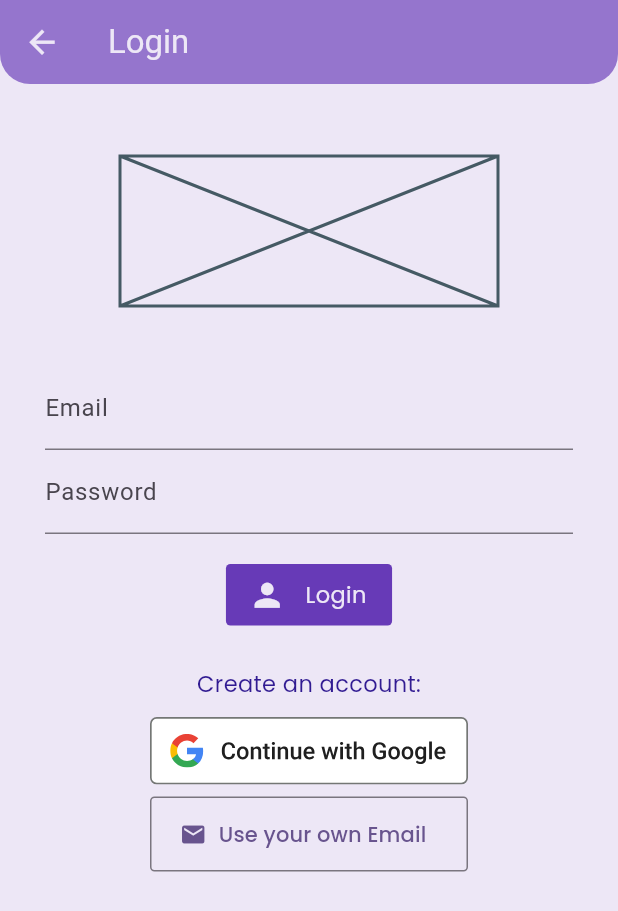
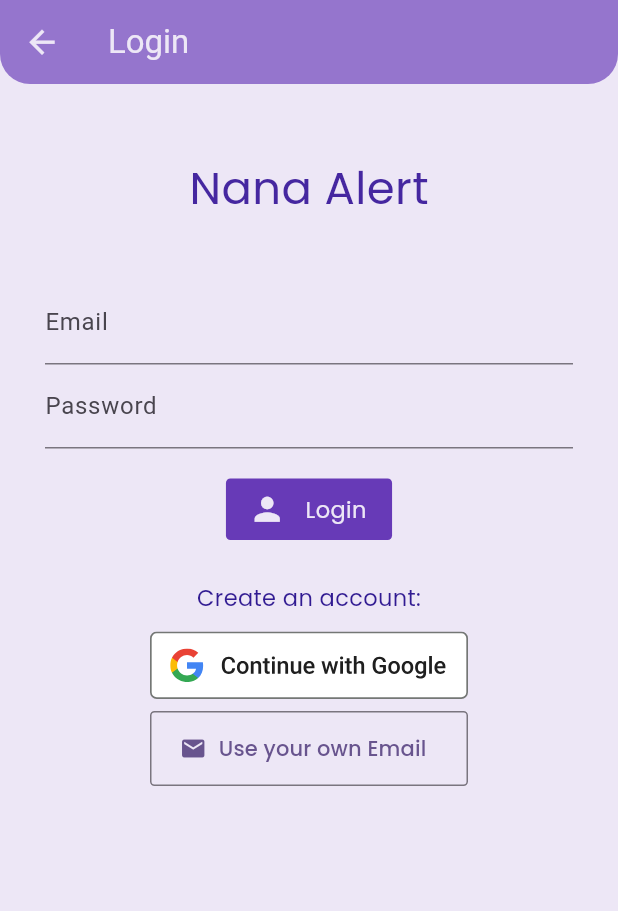
Before and after one commit to Aldwinny/nana-alert, a Flutter app: the screen it shows after launch, item 3 of the bottom bar chosen, after a tap on "Login / Register", on a phone screen of 412 x 824 dp. Shown: the top 911 px of the screen. Run offline on Flutter 3.47's test engine with Material 2 defaults, Android fonts, the phone set to English and light mode, and no system bars; our stand-ins replace cloud_firestore, firebase_auth, firebase_core, flutter_svg, google_sign_in, shared_preferences; accounts and stored records are empty.

Commit message:
Bugs exists but at least its done.

```diff
--- a/lib/screens/auth/login.dart
+++ b/lib/screens/auth/login.dart
@@ -58,12 +58,14 @@ class _LoginScreenState extends State<LoginScreen> {
             key: _formKey,
             child: Column(
               children: <Widget>[
-                const Padding(
-                  padding:
-                      EdgeInsets.symmetric(vertical: 40.0, horizontal: 50.0),
-                  child: Placeholder(
-                    fallbackHeight: 100,
-                  ),
+                Padding(
+                  padding: const EdgeInsets.symmetric(
+                      vertical: 40.0, horizontal: 50.0),
+                  child: Text("Nana Alert",
+                      style: TextStyle(
+                          fontFamily: "Poppins",
+                          fontSize: 30,
+                          color: Colors.deepPurple[800])),
                 ),
                 TextFormField(
                   controller: _emailController,
```
Also changed, not shown: lib/screens/auth/register.dart (+8 -6 lines).
